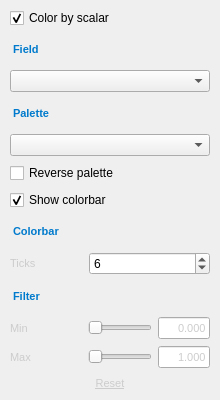
This is src/ui/colormap_page.ui in thermeng/SciRender as Qt 5 draws it before an edit. The edited form follows.
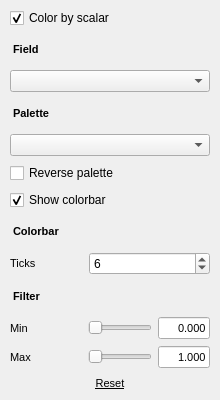
This is the edited form.

Commit message: Strip hardcoded dark-theme colors from .ui files for light/dark palette support

What changed in the file:
```diff
--- a/src/ui/colormap_page.ui
+++ b/src/ui/colormap_page.ui
@@ -39,7 +39,7 @@
    <item>
     <widget class="QLabel" name="fieldHeader">
      <property name="styleSheet">
-      <string notr="true">font-size: 11px; font-weight: bold; color: #007acc; padding: 4px 0 2px 0; border-bottom: 1px solid #3c3c3c;</string>
+      <string notr="true">font-size: 11px; font-weight: bold;  padding: 4px 0 2px 0; border-bottom: 1px solid #3c3c3c;</string>
      </property>
      <property name="text">
       <string>Field</string>
@@ -52,7 +52,7 @@
    <item>
     <widget class="QLabel" name="paletteHeader">
      <property name="styleSheet">
-      <string notr="true">font-size: 11px; font-weight: bold; color: #007acc; padding: 4px 0 2px 0; border-bottom: 1px solid #3c3c3c;</string>
+      <string notr="true">font-size: 11px; font-weight: bold;  padding: 4px 0 2px 0; border-bottom: 1px solid #3c3c3c;</string>
      </property>
      <property name="text">
       <string>Palette</string>
@@ -82,7 +82,7 @@
    <item>
     <widget class="QLabel" name="colorbarHeader">
      <property name="styleSheet">
-      <string notr="true">font-size: 11px; font-weight: bold; color: #007acc; padding: 4px 0 2px 0; border-bottom: 1px solid #3c3c3c;</string>
+      <string notr="true">font-size: 11px; font-weight: bold;  padding: 4px 0 2px 0; border-bottom: 1px solid #3c3c3c;</string>
      </property>
      <property name="text">
       <string>Colorbar</string>
@@ -106,7 +106,7 @@
         </size>
        </property>
        <property name="styleSheet">
-        <string notr="true">font-size: 11px; color: #cccccc;</string>
+        <string notr="true">font-size: 11px; </string>
        </property>
        <property name="text">
         <string>Ticks</string>
@@ -134,7 +134,7 @@
    <item>
     <widget class="QLabel" name="filterHeader">
      <property name="styleSheet">
-      <string notr="true">font-size: 11px; font-weight: bold; color: #007acc; padding: 4px 0 2px 0; border-bottom: 1px solid #3c3c3c;</string>
+      <string notr="true">font-size: 11px; font-weight: bold;  padding: 4px 0 2px 0; border-bottom: 1px solid #3c3c3c;</string>
      </property>
      <property name="text">
       <string>Filter</string>
@@ -173,7 +173,7 @@
         </size>
        </property>
        <property name="styleSheet">
-        <string notr="true">font-size: 11px; color: #cccccc;</string>
+        <string notr="true">font-size: 11px; </string>
        </property>
        <property name="text">
         <string>Min</string>
@@ -205,7 +205,7 @@
         </size>
        </property>
        <property name="styleSheet">
-        <string notr="true">font-size: 11px; color: #cccccc;</string>
+        <string notr="true">font-size: 11px; </string>
        </property>
        <property name="text">
         <string>0.000</string>
@@ -249,7 +249,7 @@
         </size>
        </property>
        <property name="styleSheet">
-        <string notr="true">font-size: 11px; color: #cccccc;</string>
+        <string notr="true">font-size: 11px; </string>
        </property>
        <property name="text">
         <string>Max</string>
@@ -281,7 +281,7 @@
         </size>
        </property>
        <property name="styleSheet">
-        <string notr="true">font-size: 11px; color: #cccccc;</string>
+        <string notr="true">font-size: 11px; </string>
        </property>
        <property name="text">
         <string>1.000</string>
@@ -296,7 +296,7 @@
    <item>
     <widget class="QPushButton" name="resetFilterBtn">
      <property name="styleSheet">
-      <string notr="true">QPushButton { background: transparent; color: #cccccc; border: none; text-decoration: underline; font-size: 11px; padding: 2px 4px; } QPushButton:hover { color: #007acc; } QPushButton:pressed { color: #007acc; }</string>
+      <string notr="true">QPushButton { background: transparent;  border: none; text-decoration: underline; font-size: 11px; padding: 2px 4px; } QPushButton:hover {  } QPushButton:pressed {  }</string>
      </property>
      <property name="text">
       <string>Reset</string>
```
The commit also changes 7 other files.
